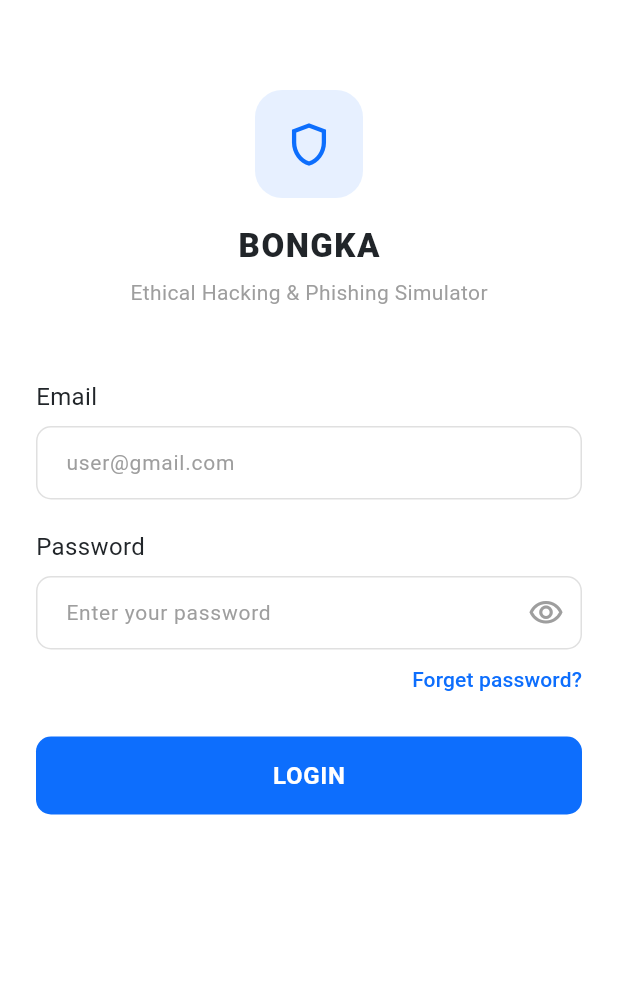
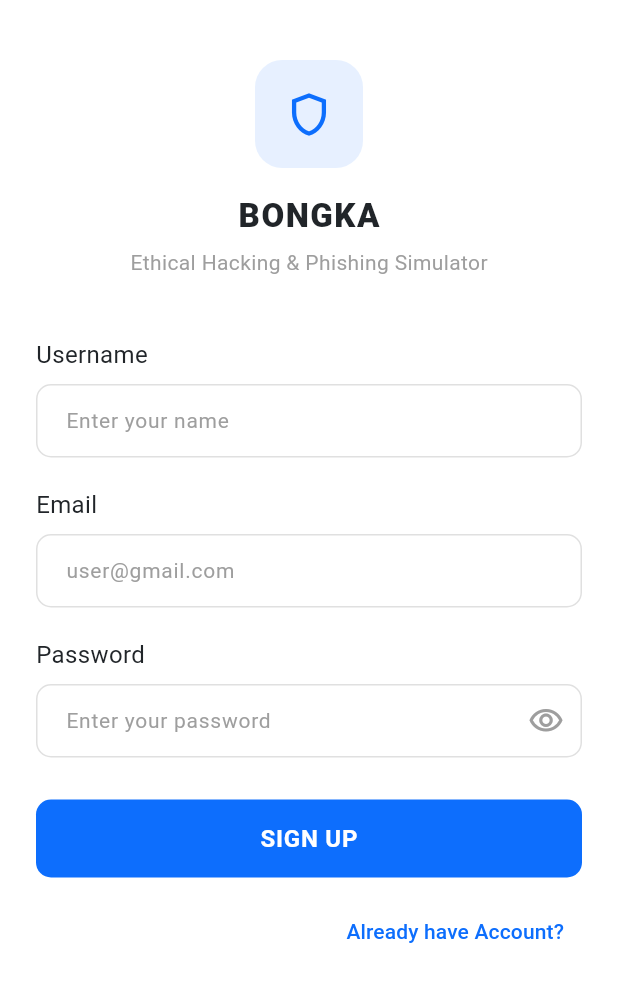
Before and after one commit to soumey-art/Bongka_app, a Flutter app: the screen it shows after launch, on a phone screen of 412 x 824 dp. Shown: the top 982 px of the screen. Run offline on Flutter 3.47's test engine with Material 3 defaults, Android fonts, the light colour scheme and no system bars; our stand-ins replace cloud_firestore, firebase_auth, firebase_core; accounts and stored records are empty.

Commit message:
Add PIN setup screen and signup validation

```diff
--- a/bongka_app/lib/main.dart
+++ b/bongka_app/lib/main.dart
@@ -6,7 +6,7 @@ import 'theme/app_theme.dart';
 import 'provider/auth_provider.dart';
 import 'provider/scan_provider.dart';
 import 'provider/theme_provider.dart';
-import 'ui/screen/auth/login_screen.dart';
+import 'ui/screen/auth/signup_screen.dart';
 
 void main() async {
   WidgetsFlutterBinding.ensureInitialized();
@@ -31,7 +31,7 @@ class MyApp extends StatelessWidget {
             title: 'Bongkar',
             debugShowCheckedModeBanner: false,
             theme: AppTheme.lightTheme,
-            home: const LoginScreen(),
+            home: const SignupScreen(),
           );
         },
       ),
--- /dev/null
+++ b/bongka_app/lib/ui/screen/auth/signup_screen.dart
@@ -0,0 +1,250 @@
+import 'package:flutter/material.dart';
+import '../../../theme/app_color.dart';
+import '../../../theme/app_textStyle.dart';
+import '../../screen/auth/login_screen.dart';
+import '../../../ui/screen/auth/pin_setup.dart';
+
+class SignupScreen extends StatefulWidget {
+  const SignupScreen({super.key});
+
+  @override
+  State<SignupScreen> createState() => _SignupScreenState();
+}
+
+class _SignupScreenState extends State<SignupScreen> {
+  final TextEditingController _usernameController = TextEditingController();
+  final TextEditingController _emailController = TextEditingController();
+  final TextEditingController _passwordController = TextEditingController();
+  final _formKey = GlobalKey<FormState>();
+  bool _obscurePassword = true;
+
+  @override
+  void dispose() {
+    _usernameController.dispose();
+    _emailController.dispose();
+    _passwordController.dispose();
+    super.dispose();
+  }
+
+  void _handleSignup() {
+    // TODO: hook up your registration logic here
+    debugPrint('Username: ${_usernameController.text}');
+    debugPrint('Email: ${_emailController.text}');
+    debugPrint('Password: ${_passwordController.text}');
+  }
+
+  InputDecoration _fieldDecoration(String hint, {Widget? suffixIcon}) {
+    return InputDecoration(
+      hintText: hint,
+      hintStyle: TextStyles.smallStyle,
+      filled: true,
+      fillColor: Colors.white,
+      suffixIcon: suffixIcon,
+      contentPadding: const EdgeInsets.symmetric(horizontal: 16, vertical: 14),
+      enabledBorder: OutlineInputBorder(
+        borderRadius: BorderRadius.circular(10),
+        borderSide: const BorderSide(color: Color(0xFFE0E0E0)),
+      ),
+      focusedBorder: OutlineInputBorder(
+        borderRadius: BorderRadius.circular(10),
+        borderSide: const BorderSide(color: AppColors.blueColor),
+      ),
+      border: OutlineInputBorder(
+        borderRadius: BorderRadius.circular(10),
+        borderSide: const BorderSide(color: Color(0xFFE0E0E0)),
+      ),
+    );
+  }
+
+  @override
+  Widget build(BuildContext context) {
+    return Scaffold(
+      backgroundColor: Colors.white,
+body: SafeArea(
+        child: SingleChildScrollView(
+          padding: const EdgeInsets.symmetric(horizontal: 24.0),
+          child: Form(
+            key: _formKey,
+            child: Column(
+              crossAxisAlignment: CrossAxisAlignment.start,
+              children: [
+                const SizedBox(height: 40),
+
+                // Logo + Title
+                Center(
+                  child: Column(
+                    children: [
+                      Container(
+                        width: 72,
+                        height: 72,
+                        decoration: BoxDecoration(
+                          color: AppColors.blueColor.withValues(alpha: 0.1),
+                          borderRadius: BorderRadius.circular(18),
+                        ),
+                        child: Icon(
+                          Icons.shield_outlined,
+                          color: AppColors.blueColor,
+                          size: 34,
+                        ),
+                      ),
+                      const SizedBox(height: 16),
+                      Text(
+                        'BONGKA',
+                        style: TextStyles.titleStyle.copyWith(
+                          fontSize: 22,
+                          fontWeight: FontWeight.w800,
+                          letterSpacing: 1.0,
+                        ),
+                      ),
+                      const SizedBox(height: 6),
+                      Text(
+                        'Ethical Hacking & Phishing Simulator',
+                        style: TextStyles.smallStyle,
+                      ),
+                    ],
+                  ),
+                ),
+
+                const SizedBox(height: 40),
+
+                // Username
+                Text('Username', style: TextStyles.bodyStyle),
+                const SizedBox(height: 8),
+                TextFormField(
+                  controller: _usernameController,
+                  style: TextStyles.bodyStyle.copyWith(fontSize: 14),
+                  decoration: _fieldDecoration('Enter your name'),
+                  validator: (value) {
+                    if (value == null || value.trim().isEmpty) {
+                      return 'Please enter your username';
+                    }
+                    return null;
+                  },
+                ),
+
+                const SizedBox(height: 20),
+
+                // Email
+                Text('Email', style: TextStyles.bodyStyle),
+                const SizedBox(height: 8),
+                TextFormField(
+                  controller: _emailController,
+                  keyboardType: TextInputType.emailAddress,
+                  style: TextStyles.bodyStyle.copyWith(fontSize: 14),
+                  decoration: _fieldDecoration('user@gmail.com'),
+                  validator: (value) {
+                    if (value == null || value.trim().isEmpty) {
+                      return 'Please enter your email';
+                    }
+
+                    if (!value.contains('@')) {
+                      return 'Please enter a valid email';
+                    }
+
+                    return null;
+                  },
+                ),
+
+                const SizedBox(height: 20),
+
+                // Password
+                Text('Password', style: TextStyles.bodyStyle),
+                const SizedBox(height: 8),
+                TextFormField(
+                  controller: _passwordController,
+                  obscureText: _obscurePassword,
+                  style: TextStyles.bodyStyle.copyWith(fontSize: 14),
+                  decoration: _fieldDecoration(
+                    'Enter your password',
+                    suffixIcon: IconButton(
+                      icon: Icon(
+                        _obscurePassword
+                            ? Icons.visibility_outlined
+                            : Icons.visibility_off_outlined,
+                        color: Colors.grey,
+                      ),
+                      onPressed: () {
+                        setState(() {
+                          _obscurePassword = !_obscurePassword;
+                        });
+                      },
+                    ),
+                  ),
+                  validator: (value) {
+                    if (value == null || value.isEmpty) {
+                      return 'Please enter your password';
+                    }
+
+                    if (value.length < 6) {
+                      return 'Password must be at least 6 characters';
+                    }
+
+                    return null;
+                  },
+                ),
+
+                const SizedBox(height: 28),
+
+                // Sign Up Button
+                SizedBox(
+                  width: double.infinity,
+                  height: 52,
+                  child: ElevatedButton(
+                    onPressed: () {
+                      if (_formKey.currentState!.validate()) {
+                        Navigator.pushReplacement(
+                          context,
+                          MaterialPageRoute(
+                            builder: (_) => const PinSetupScreen(),
+                          ),
+                        );
+                      }
+                    },
+                    style: ElevatedButton.styleFrom(
+                      backgroundColor: AppColors.blueColor,
+                      foregroundColor: Colors.white,
+                      elevation: 0,
+                      shape: RoundedRectangleBorder(
+                        borderRadius: BorderRadius.circular(10),
+                      ),
+                    ),
+                    child: Text(
+                      'SIGN UP',
+                      style: TextStyles.buttonStyle.copyWith(
+                        letterSpacing: 0.5,
+                      ),
+                    ),
+                  ),
+                ),
+
+                const SizedBox(height: 12),
+
+                // Already have account
+                Align(
+                  alignment: Alignment.centerRight,
+                  child: TextButton(
+                    onPressed: () {
+                      Navigator.pushReplacement(
+                        context,
+                        MaterialPageRoute(builder: (_) => const LoginScreen()),
+                      );
+                    },
+                    child: Text(
+                      'Already have Account?',
+                      style: TextStyles.smallStyle.copyWith(
+                        color: AppColors.blueColor,
+                        fontWeight: FontWeight.w500,
+                      ),
+                    ),
+                  ),
+                ),
+
+                const SizedBox(height: 40),
+              ],
+            ),
+          ),
+        ),
+      ),
+    );
+  }
+}
```
Also changed, not shown: bongka_app/lib/ui/screen/auth/pin_setup.dart (added, +246 -0 lines), bongka_app/lib/data/.dart (deleted), bongka_app/lib/ui/screen/home/home_screen.dart (line endings or trailing spaces).
